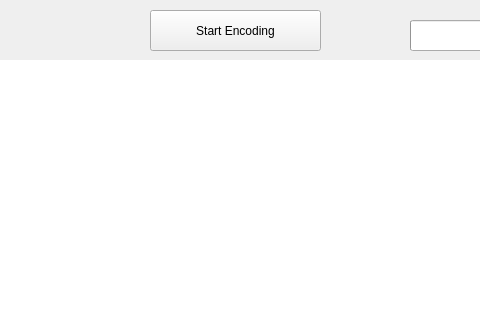
This is imageprocessing.ui in TimSamuelsen/CLIP3DPrinterGUI as Qt 5 draws it before an edit; both pictures show x 510 to 990 and y 0 to 320 of the 1506 by 608 pixel window. The edited form follows.
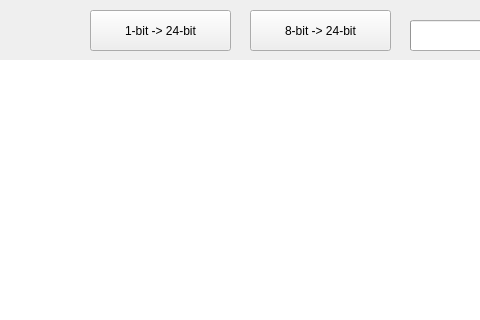
This is the edited form.

Commit message: FIxed crash at end, added 8-bit to 24-bit encoding

```diff
--- a/imageprocessing.ui
+++ b/imageprocessing.ui
@@ -78,14 +78,14 @@
   <widget class="QPushButton" name="EncodeTest">
    <property name="geometry">
     <rect>
-     <x>660</x>
+     <x>600</x>
      <y>10</y>
-     <width>171</width>
+     <width>141</width>
      <height>41</height>
     </rect>
    </property>
    <property name="text">
-    <string>Start Encoding</string>
+    <string>1-bit -&gt; 24-bit</string>
    </property>
   </widget>
   <widget class="QLabel" name="label">
@@ -192,6 +192,19 @@
     <number>0</number>
    </property>
   </widget>
+  <widget class="QPushButton" name="GreyscaleEncode">
+   <property name="geometry">
+    <rect>
+     <x>760</x>
+     <y>10</y>
+     <width>141</width>
+     <height>41</height>
+    </rect>
+   </property>
+   <property name="text">
+    <string>8-bit -&gt; 24-bit</string>
+   </property>
+  </widget>
  </widget>
  <resources/>
  <connections/>
```
The commit also changes 4 other files.
